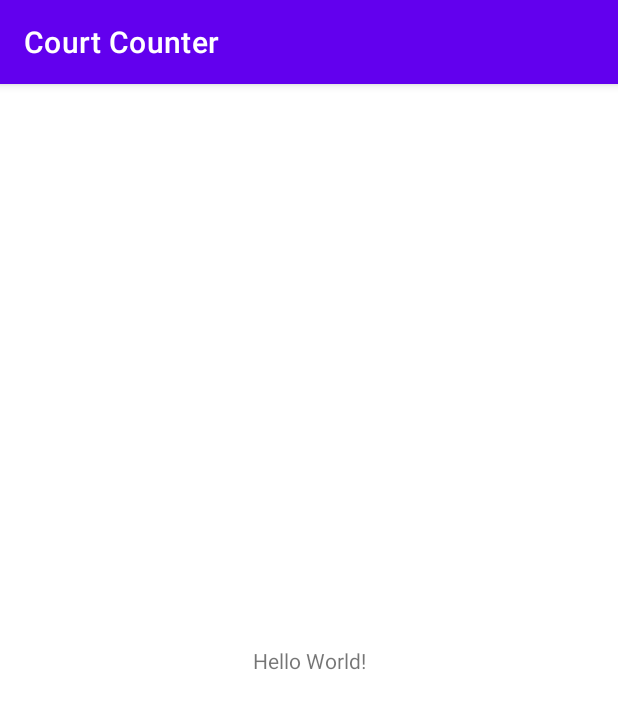
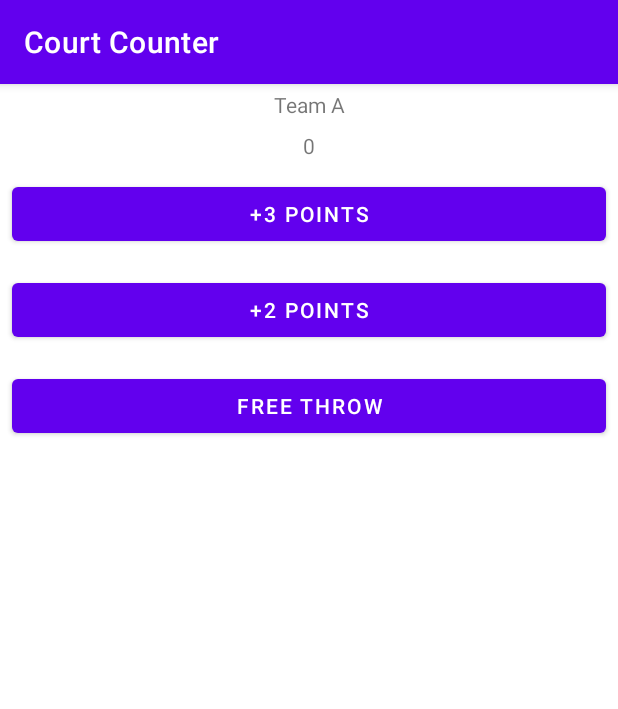
Before and after one commit to Arsonist-Cook/Desenvolvimento-Android_Trilha-Basica, an Android app: the screen it shows after launch (MainActivity), on a phone screen of 412 x 824 dp. Shown: the top 709 px of the screen. Run offline under Robolectric (Android 15) with nearby library versions, the phone set to English and light mode, and no system bars.

Commit message:
Implement basic functionality with just one team

```diff
--- a/User Input/CourtCounter/app/src/main/java/com/example/android/courtcounter/MainActivity.kt
+++ b/User Input/CourtCounter/app/src/main/java/com/example/android/courtcounter/MainActivity.kt
@@ -1,11 +1,40 @@
 package com.example.android.courtcounter
 
+import android.os.Bundle
+import android.view.View
+import android.widget.TextView
 import androidx.appcompat.app.AppCompatActivity
-import android.os.Bundle
+
 
 class MainActivity : AppCompatActivity() {
+    var scoreTeamA: Int = 0
+
     override fun onCreate(savedInstanceState: Bundle?) {
         super.onCreate(savedInstanceState)
         setContentView(R.layout.activity_main)
+        displayForTeamA(scoreTeamA)
+    }
+
+    /**
+     * Displays the given score for Team A.
+     */
+    private fun displayForTeamA(score: Int) {
+        val scoreView: TextView = findViewById(R.id.team_a_score)
+        scoreView.text = "$score"
+    }
+
+    fun addOnePoint(view: View) {
+        scoreTeamA += 1
+        displayForTeamA(scoreTeamA)
+    }
+
+    fun addTwoPoints(view: View) {
+        scoreTeamA += 2
+        displayForTeamA(scoreTeamA)
+    }
+
+    fun addThreePoints(view: View) {
+        scoreTeamA += 3
+        displayForTeamA(scoreTeamA)
     }
 }
--- a/User Input/CourtCounter/app/src/main/res/layout/activity_main.xml
+++ b/User Input/CourtCounter/app/src/main/res/layout/activity_main.xml
@@ -1,18 +1,45 @@
 <?xml version="1.0" encoding="utf-8"?>
-<androidx.constraintlayout.widget.ConstraintLayout xmlns:android="http://schemas.android.com/apk/res/android"
-    xmlns:app="http://schemas.android.com/apk/res-auto"
+<LinearLayout xmlns:android="http://schemas.android.com/apk/res/android"
     xmlns:tools="http://schemas.android.com/tools"
     android:layout_width="match_parent"
     android:layout_height="match_parent"
+    android:orientation="vertical"
     tools:context=".MainActivity">
 
     <TextView
-        android:layout_width="wrap_content"
+        android:layout_width="match_parent"
         android:layout_height="wrap_content"
-        android:text="Hello World!"
-        app:layout_constraintBottom_toBottomOf="parent"
-        app:layout_constraintLeft_toLeftOf="parent"
-        app:layout_constraintRight_toRightOf="parent"
-        app:layout_constraintTop_toTopOf="parent" />
+        android:text="Team A"
+        android:gravity="center_horizontal"
+        android:padding="4dp"/>
 
-</androidx.constraintlayout.widget.ConstraintLayout>
+    <TextView
+        android:id="@+id/team_a_score"
+        android:layout_width="match_parent"
+        android:layout_height="wrap_content"
+        android:gravity="center_horizontal"
+        android:text="0"
+        android:padding="4dp"/>
+
+    <Button
+        android:layout_width="match_parent"
+        android:layout_height="wrap_content"
+        android:text="+3 Points"
+        android:onClick="addThreePoints"
+        android:layout_margin="8dp"/>
+
+    <Button
+        android:layout_width="match_parent"
+        android:layout_height="wrap_content"
+        android:layout_margin="8dp"
+        android:onClick="addTwoPoints"
+        android:text="+2 Points" />
+
+    <Button
+        android:layout_width="match_parent"
+        android:layout_height="wrap_content"
+        android:layout_margin="8dp"
+        android:onClick="addOnePoint"
+        android:text="Free Throw" />
+
+</LinearLayout>
```
